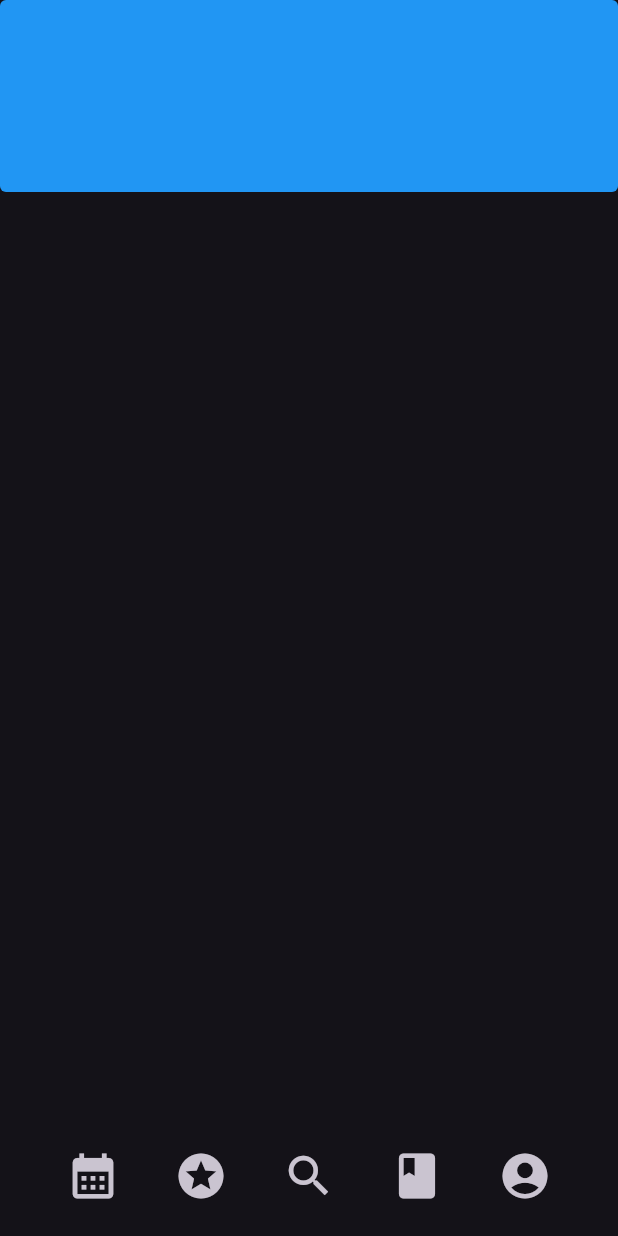
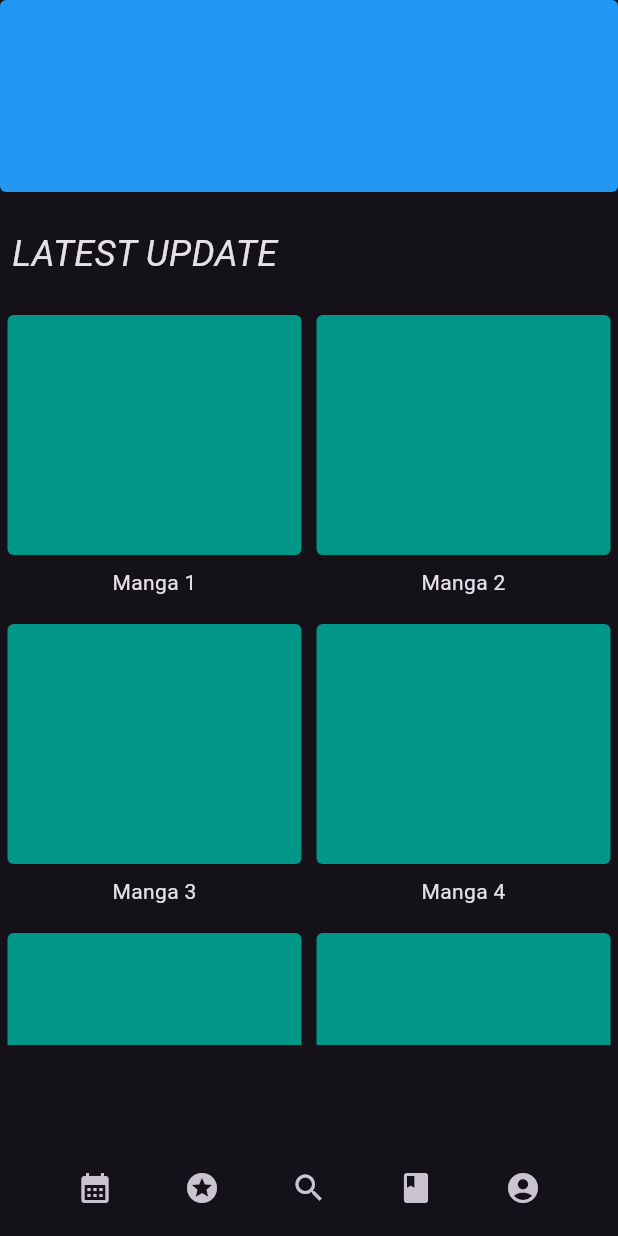
Before and after one commit to Caresle-Archive/manga_minus, a Flutter app: the screen it shows after launch, on a phone screen of 412 x 824 dp. Run offline on Flutter 3.47's test engine with Material 2 defaults, Android fonts, the light colour scheme and no system bars.

Commit message:
Add grid of items

```diff
--- a/lib/screens/screen_home.dart
+++ b/lib/screens/screen_home.dart
@@ -1,13 +1,41 @@
 import 'package:flutter/material.dart';
 import 'package:manga_minus/widgets/home/header_item.dart';
+import 'package:manga_minus/widgets/home/manga_grid.dart';
 
 class ScreenHome extends StatelessWidget {
   const ScreenHome({super.key});
 
   @override
   Widget build(BuildContext context) {
-    return Container(
-      child: const HeaderItem(),
+    return const Column(
+      children: [
+        HeaderItem(),
+        SizedBox(height: 16),
+        _TitleSection(),
+        MangaGrid(),
+      ],
     );
   }
 }
+
+class _TitleSection extends StatelessWidget {
+  const _TitleSection();
+
+  @override
+  Widget build(BuildContext context) {
+    return const Row(
+      children: [
+        Padding(
+          padding: EdgeInsets.all(8.0),
+          child: Text(
+            'LATEST UPDATE',
+            style: TextStyle(
+              fontSize: 24,
+              fontStyle: FontStyle.italic,
+            ),
+          ),
+        ),
+      ],
+    );
+  }
+}
--- /dev/null
+++ b/lib/widgets/home/manga_grid.dart
@@ -0,0 +1,26 @@
+import 'package:flutter/material.dart';
+import 'package:manga_minus/widgets/home/manga_item.dart';
+
+class MangaGrid extends StatelessWidget {
+  const MangaGrid({super.key});
+
+  @override
+  Widget build(BuildContext context) {
+    final Size screen = MediaQuery.of(context).size;
+    return Container(
+      margin: const EdgeInsets.only(top: 8),
+      height: screen.height * .60,
+      child: GridView.count(
+        crossAxisCount: 2,
+        children: const [
+          MangaItem(name: 'Manga 1',),
+          MangaItem(name: 'Manga 2',),
+          MangaItem(name: 'Manga 3',),
+          MangaItem(name: 'Manga 4',),
+          MangaItem(name: 'Manga 5',),
+          MangaItem(name: 'Manga 6',),
+        ],
+      ),
+    );
+  }
+}
--- /dev/null
+++ b/lib/widgets/home/manga_item.dart
@@ -0,0 +1,30 @@
+import 'package:flutter/material.dart';
+
+class MangaItem extends StatelessWidget {
+  final String name;
+
+  const MangaItem({
+    super.key,
+    required this.name
+  });
+
+  @override
+  Widget build(BuildContext context) {
+    final Size screen = MediaQuery.of(context).size;
+
+    return Column(
+      children: [
+        Container(
+          decoration: const BoxDecoration(
+            color: Colors.teal,
+            borderRadius: BorderRadius.all(Radius.circular(4))
+          ),
+          width: ( screen.width - 20 ) / 2,
+          margin: const EdgeInsets.symmetric(horizontal: 4, vertical: 8),
+          height: 160,
+        ),
+        Text(name),
+      ],
+    );
+  }
+}
--- a/lib/widgets/navigation/navigation_item.dart
+++ b/lib/widgets/navigation/navigation_item.dart
@@ -13,7 +13,7 @@ class NavigationItem extends StatelessWidget {
     return IconButton(
       onPressed: () {},
       icon: icon,
-      iconSize: 36,
+      iconSize: 24,
     );
   }
 }
--- a/lib/widgets/navigation/navigation_menu.dart
+++ b/lib/widgets/navigation/navigation_menu.dart
@@ -8,6 +8,7 @@ class NavigationMenu extends StatelessWidget {
   Widget build(BuildContext context) {
     final colors = Theme.of(context).colorScheme;
     return BottomAppBar(
+      height: 64,
       color: colors.background,
       child: const Row(
         mainAxisAlignment: MainAxisAlignment.spaceEvenly,
```
